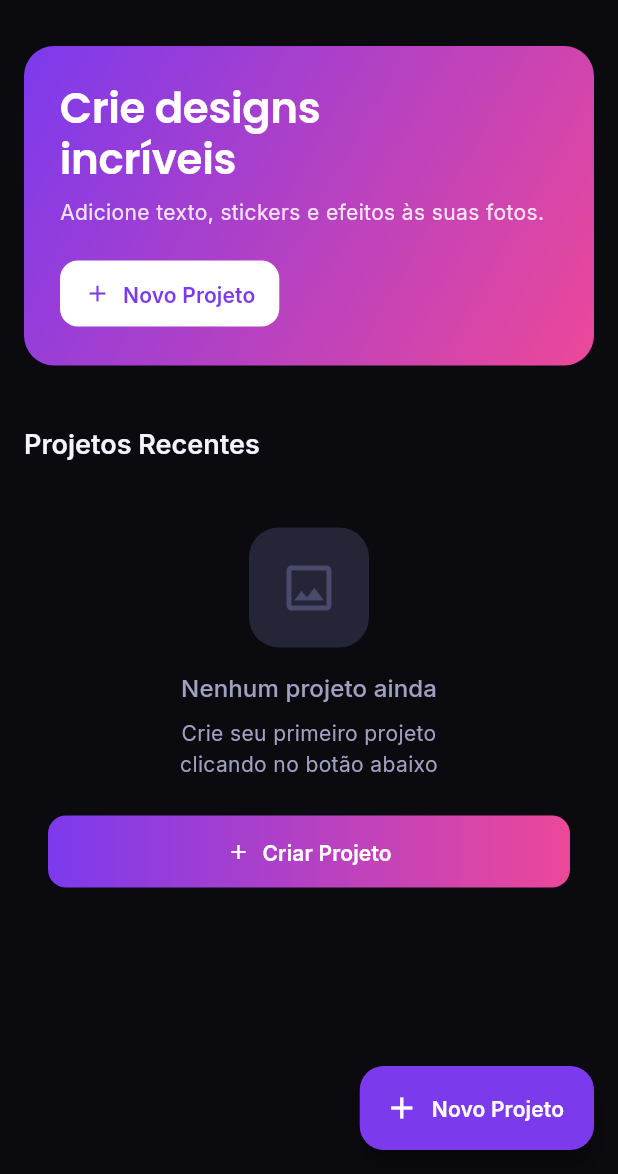
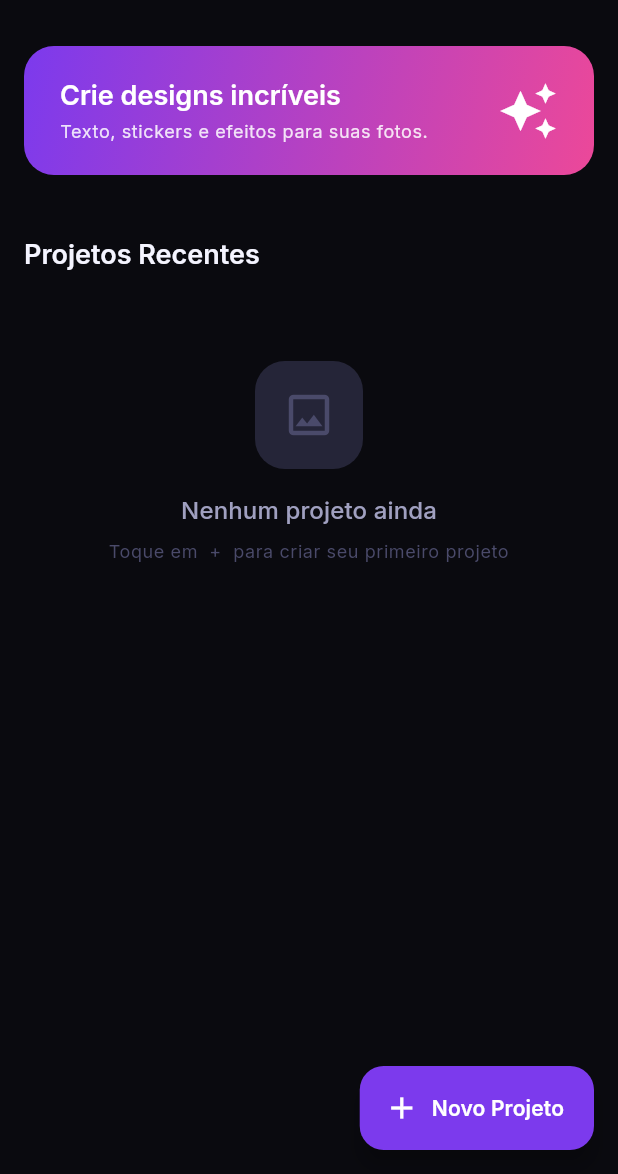
Before and after one commit to uederson-ferreira/TextArt-Studio, a Flutter app: the screen it shows after launch, on a phone screen of 412 x 824 dp, the part 62-1236 px from its top. Run offline on Flutter 3.47's test engine with Material 3 defaults, Android fonts, the phone set to English and light mode, and no system bars; our stand-ins replace dio, equatable, flutter_bloc, flutter_colorpicker, flutter_svg, get_it and 6 more; missing offline and left inert: dart:html; project files that could hold a hidden picture were left out.

Commit message:
fix: update element selection logic and improve UI controls
- Changed selectedElementId assignment in EditorBloc to use event.elementId for accurate element tracking.
- Enhanced canvas background resolution logic to consider export transparency.
- Refactored element control overlay to use new resize and tap handle components for better interaction.
- Updated home page layout for improved visual hierarchy and spacing.
- Adjusted export functionality to preserve image transparency during rendering.

```diff
--- a/lib/features/editor/presentation/bloc/editor_bloc.dart
+++ b/lib/features/editor/presentation/bloc/editor_bloc.dart
@@ -147,7 +147,7 @@ class EditorBloc extends Bloc<EditorEvent, EditorState> {
     emit(state.copyWith(
       project: state.project.copyWith(
           stickerElements: [...state.project.stickerElements, copy]),
-      selectedElementId: copy.id,
+      selectedElementId: event.elementId,
       canUndo: _history.canUndo,
       canRedo: _history.canRedo,
     ));
@@ -168,7 +168,7 @@ class EditorBloc extends Bloc<EditorEvent, EditorState> {
     emit(state.copyWith(
       project: state.project.copyWith(
           textElements: [...state.project.textElements, copy]),
-      selectedElementId: copy.id,
+      selectedElementId: event.elementId,
       canUndo: _history.canUndo,
       canRedo: _history.canRedo,
     ));
@@ -318,7 +318,7 @@ class EditorBloc extends Bloc<EditorEvent, EditorState> {
     emit(state.copyWith(
       isExporting: event.isExporting,
       exportTransparent: event.transparent,
-      clearSelection: event.isExporting, // Hide handles during export
+      clearSelection: event.isExporting,
     ));
   }
 }
--- a/lib/features/export/domain/usecases/export_to_image.dart
+++ b/lib/features/export/domain/usecases/export_to_image.dart
@@ -48,8 +48,8 @@ class ExportToImage {
     final recorder = ui.PictureRecorder();
     final canvas = ui.Canvas(recorder);
 
-    // Draw original image
-    canvas.drawImage(source, Offset.zero, ui.Paint());
+    // Draw original image (preserving alpha/transparency)
+    canvas.drawImage(source, Offset.zero, ui.Paint()..blendMode = ui.BlendMode.src);
 
     // Draw watermark text
     final paragraphBuilder = ui.ParagraphBuilder(
--- a/lib/features/home/presentation/pages/home_page.dart
+++ b/lib/features/home/presentation/pages/home_page.dart
@@ -6,7 +6,6 @@ import '../../../../core/constants/app_sizes.dart';
 import '../../../../core/constants/app_typography.dart';
 import '../../../../core/di/injection_container.dart';
 import '../../../../core/navigation/app_router.dart';
-import '../../../../shared/widgets/gradient_button.dart';
 import '../../../editor/domain/entities/project.dart';
 import '../../../projects/presentation/bloc/project_bloc.dart';
 import '../../../projects/presentation/bloc/project_event.dart';
@@ -192,38 +191,34 @@ class _HomeViewState extends State<_HomeView> {
   Widget _buildHeroSection(BuildContext context) {
     return Container(
       margin: const EdgeInsets.all(AppSizes.screenPadding),
-      padding: const EdgeInsets.all(AppSizes.space24),
+      padding: const EdgeInsets.symmetric(
+          horizontal: AppSizes.space24, vertical: AppSizes.space20),
       decoration: BoxDecoration(
         gradient: AppColors.gradientBrandDiagonal,
         borderRadius: BorderRadius.circular(AppSizes.radiusXl),
       ),
+      child: Row(
+        children: [
+          Expanded(
             child: Column(
               crossAxisAlignment: CrossAxisAlignment.start,
               children: [
                 Text(
-            'Crie designs\nincríveis',
-            style: AppTypography.displayMedium(color: Colors.white),
+                  'Crie designs incríveis',
+                  style: AppTypography.titleLarge(color: Colors.white),
                 ),
-          const SizedBox(height: AppSizes.space8),
+                const SizedBox(height: AppSizes.space4),
                 Text(
-            'Adicione texto, stickers e efeitos às suas fotos.',
-            style: AppTypography.bodyMedium(
+                  'Texto, stickers e efeitos para suas fotos.',
+                  style: AppTypography.bodySmall(
                       color: Colors.white.withValues(alpha: 0.85)),
                 ),
-          const SizedBox(height: AppSizes.space20),
-          ElevatedButton.icon(
-            onPressed: () => context.push(AppRoutes.editor),
-            style: ElevatedButton.styleFrom(
-              backgroundColor: Colors.white,
-              foregroundColor: AppColors.primary,
-              minimumSize: const Size(0, 44),
-            ),
-            icon: const Icon(Icons.add),
-            label: Text(
-              'Novo Projeto',
-              style: AppTypography.labelLarge(color: AppColors.primary),
+              ],
             ),
           ),
+          const SizedBox(width: AppSizes.space12),
+          const Icon(Icons.auto_awesome,
+              color: Colors.white, size: 40),
         ],
       ),
     );
@@ -231,19 +226,19 @@ class _HomeViewState extends State<_HomeView> {
 
   Widget _buildEmptyState(BuildContext context) {
     return Padding(
-      padding: const EdgeInsets.all(AppSizes.space32),
+      padding: const EdgeInsets.symmetric(vertical: AppSizes.space48),
       child: Column(
         children: [
           Container(
-            width: 80,
-            height: 80,
+            width: 72,
+            height: 72,
             decoration: BoxDecoration(
               color: AppColors.surfaceHighDark,
               borderRadius: BorderRadius.circular(AppSizes.radiusXl),
             ),
             child: const Icon(
               Icons.image_outlined,
-              size: 40,
+              size: 36,
               color: AppColors.textDisabledDark,
             ),
           ),
@@ -255,15 +250,9 @@ class _HomeViewState extends State<_HomeView> {
           ),
           const SizedBox(height: AppSizes.space8),
           Text(
-            'Crie seu primeiro projeto\nclicando no botão abaixo',
-            style: AppTypography.bodyMedium(),
+            'Toque em  +  para criar seu primeiro projeto',
+            style: AppTypography.bodySmall(color: AppColors.textDisabledDark),
             textAlign: TextAlign.center,
-          ),
-          const SizedBox(height: AppSizes.space24),
-          GradientButton(
-            label: 'Criar Projeto',
-            icon: Icons.add,
-            onPressed: () => context.push(AppRoutes.editor),
           ),
         ],
       ),
--- a/pubspec.yaml
+++ b/pubspec.yaml
@@ -49,6 +49,8 @@ dependencies:
   path_provider: ^2.1.4
   uuid: ^4.5.0
 
+  # Animated GIF rendering (cross-platform frame-by-frame)
+
   # Color picker
   flutter_colorpicker: ^1.1.0
 
```
Also changed, not shown: lib/features/editor/presentation/widgets/canvas_widget.dart (+4 -5 lines), lib/features/editor/presentation/widgets/element_controls_overlay.dart (+96 -59 lines), lib/features/export/presentation/widgets/export_web_helper_stub.dart (line endings or trailing spaces), lib/features/export/presentation/widgets/export_web_helper_web.dart (line endings or trailing spaces), lib/features/export/presentation/widgets/mobile_export_io.dart (line endings or trailing spaces), lib/features/export/presentation/widgets/mobile_export_stub.dart (line endings or trailing spaces). Lines whose indentation alone changed are shown as unchanged.
